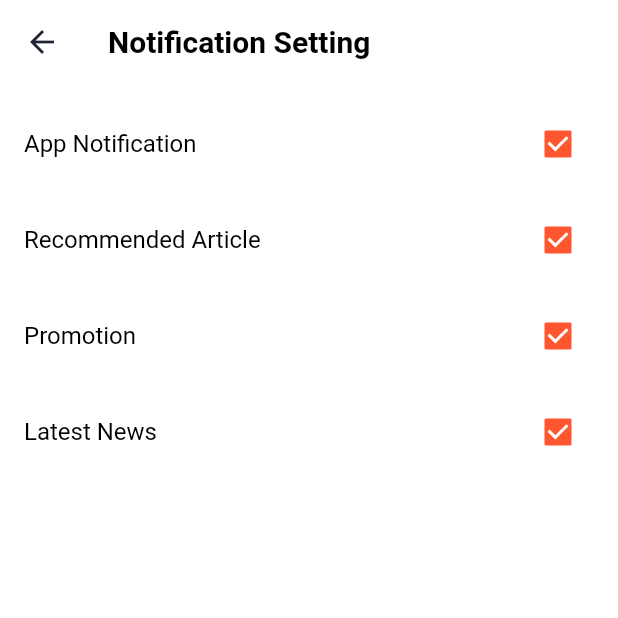
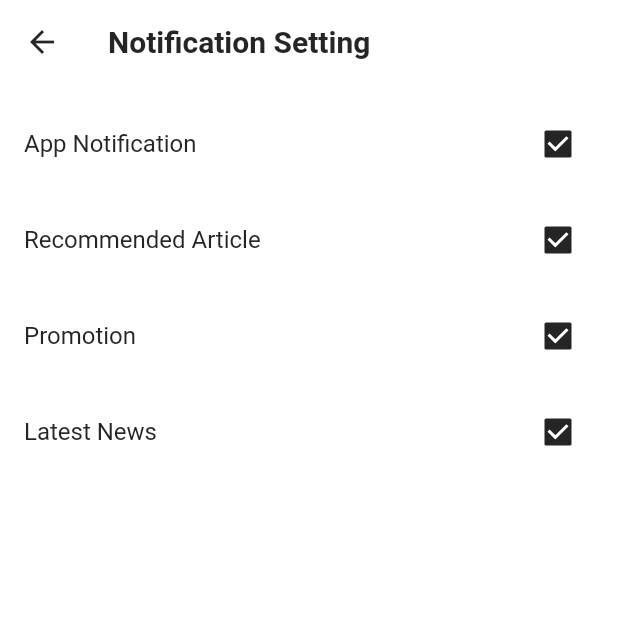
Before and after one commit to erfann31/paypal, a Flutter app: the NotificationSettingScreen screen opened by its route, on a phone screen of 412 x 824 dp, the top half of it. Run offline on Flutter 3.47's test engine with Material 2 defaults, Android fonts, the phone set to English and light mode, and no system bars.

Commit message:
add onTap functions to NotificationSettingScreen.dart and Reformat

```diff
--- a/lib/NotificationSettingScreen.dart
+++ b/lib/NotificationSettingScreen.dart
@@ -2,160 +2,166 @@
 
 import 'package:flutter/material.dart';
 
-
 class NotificationSettingScreen extends StatelessWidget {
-
   @override
   Widget build(BuildContext context) {
     return Scaffold(
-backgroundColor: Color(0xffffffff),
-appBar:
-AppBar(
-elevation:0,
-centerTitle:false,
+      backgroundColor: const Color(0xffffffff),
+      appBar: AppBar(
+        elevation: 0,
+        centerTitle: false,
         automaticallyImplyLeading: false,
-backgroundColor:Color(0xffffffff),
-shape:RoundedRectangleBorder(
-borderRadius:BorderRadius.zero,
+        backgroundColor: const Color(0xffffffff),
+        shape: const RoundedRectangleBorder(
+          borderRadius: BorderRadius.zero,
         ),
-title:Text(
+        title: const Text(
           "Notification Setting",
-style:TextStyle(
-fontWeight:FontWeight.w700,
-fontStyle:FontStyle.normal,
-fontSize:20,
-color:Color(0xff000000),
+          style: TextStyle(
+            fontWeight: FontWeight.w700,
+            fontStyle: FontStyle.normal,
+            fontSize: 20,
+            color: Color(0xff252525),
           ),
         ),
-leading: Icon(
+        leading: GestureDetector(
+          onTap: () {
+            Navigator.pop(context);
+          },
+          child: const Icon(
             Icons.arrow_back,
-color:Color(0xff212435),
-size:24,
+            color: Color(0xff252525),
+            size: 24,
           ),
         ),
-body:Padding(
-padding:EdgeInsets.all(16),
-child:
-Column(
-mainAxisAlignment:MainAxisAlignment.start,
-crossAxisAlignment:CrossAxisAlignment.start,
-mainAxisSize:MainAxisSize.max,
+      ),
+      body: Padding(
+        padding: const EdgeInsets.all(16),
+        child: Column(
+          mainAxisAlignment: MainAxisAlignment.start,
+          crossAxisAlignment: CrossAxisAlignment.start,
+          mainAxisSize: MainAxisSize.max,
           children: [
             Row(
-mainAxisAlignment:MainAxisAlignment.spaceBetween,
-crossAxisAlignment:CrossAxisAlignment.center,
-mainAxisSize:MainAxisSize.max,
-children:[
-
-Text(
+              mainAxisAlignment: MainAxisAlignment.spaceBetween,
+              crossAxisAlignment: CrossAxisAlignment.center,
+              mainAxisSize: MainAxisSize.max,
+              children: [
+                const Text(
                   "App Notification",
                   textAlign: TextAlign.start,
-overflow:TextOverflow.clip,
-style:TextStyle(
-fontWeight:FontWeight.w400,
-fontStyle:FontStyle.normal,
-fontSize:16,
-color:Color(0xff000000),
+                  overflow: TextOverflow.clip,
+                  style: TextStyle(
+                    fontWeight: FontWeight.w400,
+                    fontStyle: FontStyle.normal,
+                    fontSize: 16,
+                    color: Color(0xff252525),
                   ),
                 ),
                 Checkbox(
-onChanged:(value) {},
-activeColor:Color(0xffff5630),
-autofocus:false,
-checkColor:Color(0xffffffff),
-hoverColor:Color(0x42000000),
-splashRadius:20,
-value:true,
+                  onChanged: (value) {},
+                  activeColor: const Color(0xff252525),
+                  autofocus: false,
+                  checkColor: const Color(0xffffffff),
+                  hoverColor: const Color(0xff252525),
+                  splashRadius: 20,
+                  value: true,
                 ),
-],),
+              ],
+            ),
             Padding(
-padding:EdgeInsets.fromLTRB(0, 16, 0, 0),
-child:Row(
-mainAxisAlignment:MainAxisAlignment.spaceBetween,
-crossAxisAlignment:CrossAxisAlignment.center,
-mainAxisSize:MainAxisSize.max,
-children:[
-
-Text(
+              padding: const EdgeInsets.fromLTRB(0, 16, 0, 0),
+              child: Row(
+                mainAxisAlignment: MainAxisAlignment.spaceBetween,
+                crossAxisAlignment: CrossAxisAlignment.center,
+                mainAxisSize: MainAxisSize.max,
+                children: [
+                  const Text(
                     "Recommended Article",
                     textAlign: TextAlign.start,
-overflow:TextOverflow.clip,
-style:TextStyle(
-fontWeight:FontWeight.w400,
-fontStyle:FontStyle.normal,
-fontSize:16,
-color:Color(0xff000000),
+                    overflow: TextOverflow.clip,
+                    style: TextStyle(
+                      fontWeight: FontWeight.w400,
+                      fontStyle: FontStyle.normal,
+                      fontSize: 16,
+                      color: Color(0xff252525),
                     ),
                   ),
                   Checkbox(
-onChanged:(value) {},
-activeColor:Color(0xffff5630),
-autofocus:false,
-checkColor:Color(0xffffffff),
-hoverColor:Color(0x42000000),
-splashRadius:20,
-value:true,
+                    onChanged: (value) {},
+                    activeColor: const Color(0xff252525),
+                    autofocus: false,
+                    checkColor: const Color(0xffffffff),
+                    hoverColor: const Color(0xff252525),
+                    splashRadius: 20,
+                    value: true,
                   ),
-],),),
+                ],
+              ),
+            ),
             Padding(
-padding:EdgeInsets.fromLTRB(0, 16, 0, 0),
-child:Row(
-mainAxisAlignment:MainAxisAlignment.spaceBetween,
-crossAxisAlignment:CrossAxisAlignment.center,
-mainAxisSize:MainAxisSize.max,
-children:[
-
-Text(
+              padding: const EdgeInsets.fromLTRB(0, 16, 0, 0),
+              child: Row(
+                mainAxisAlignment: MainAxisAlignment.spaceBetween,
+                crossAxisAlignment: CrossAxisAlignment.center,
+                mainAxisSize: MainAxisSize.max,
+                children: [
+                  const Text(
                     "Promotion",
                     textAlign: TextAlign.start,
-overflow:TextOverflow.clip,
-style:TextStyle(
-fontWeight:FontWeight.w400,
-fontStyle:FontStyle.normal,
-fontSize:16,
-color:Color(0xff000000),
+                    overflow: TextOverflow.clip,
+                    style: TextStyle(
+                      fontWeight: FontWeight.w400,
+                      fontStyle: FontStyle.normal,
+                      fontSize: 16,
+                      color: Color(0xff252525),
                     ),
                   ),
                   Checkbox(
-onChanged:(value) {},
-activeColor:Color(0xffff5630),
-autofocus:false,
-checkColor:Color(0xffffffff),
-hoverColor:Color(0x42000000),
-splashRadius:20,
-value:true,
+                    onChanged: (value) {},
+                    activeColor: const Color(0xff252525),
+                    autofocus: false,
+                    checkColor: const Color(0xffffffff),
+                    hoverColor: const Color(0xff252525),
+                    splashRadius: 20,
+                    value: true,
                   ),
-],),),
+                ],
+              ),
+            ),
             Padding(
-padding:EdgeInsets.fromLTRB(0, 16, 0, 0),
-child:Row(
-mainAxisAlignment:MainAxisAlignment.spaceBetween,
-crossAxisAlignment:CrossAxisAlignment.center,
-mainAxisSize:MainAxisSize.max,
-children:[
-
-Text(
+              padding: const EdgeInsets.fromLTRB(0, 16, 0, 0),
+              child: Row(
+                mainAxisAlignment: MainAxisAlignment.spaceBetween,
+                crossAxisAlignment: CrossAxisAlignment.center,
+                mainAxisSize: MainAxisSize.max,
+                children: [
+                  const Text(
                     "Latest News",
                     textAlign: TextAlign.start,
-overflow:TextOverflow.clip,
-style:TextStyle(
-fontWeight:FontWeight.w400,
-fontStyle:FontStyle.normal,
-fontSize:16,
-color:Color(0xff000000),
+                    overflow: TextOverflow.clip,
+                    style: TextStyle(
+                      fontWeight: FontWeight.w400,
+                      fontStyle: FontStyle.normal,
+                      fontSize: 16,
+                      color: Color(0xff252525),
                     ),
                   ),
                   Checkbox(
-onChanged:(value) {},
-activeColor:Color(0xffff5630),
-autofocus:false,
-checkColor:Color(0xffffffff),
-hoverColor:Color(0x42000000),
-splashRadius:20,
-value:true,
+                    onChanged: (value) {},
+                    activeColor: const Color(0xff252525),
+                    autofocus: false,
+                    checkColor: const Color(0xffffffff),
+                    hoverColor: const Color(0xff252525),
+                    splashRadius: 20,
+                    value: true,
                   ),
-],),),
-],),),
-)
-;}
+                ],
+              ),
+            ),
+          ],
+        ),
+      ),
+    );
   }
+}
```
Lines whose indentation alone changed are shown as unchanged.
